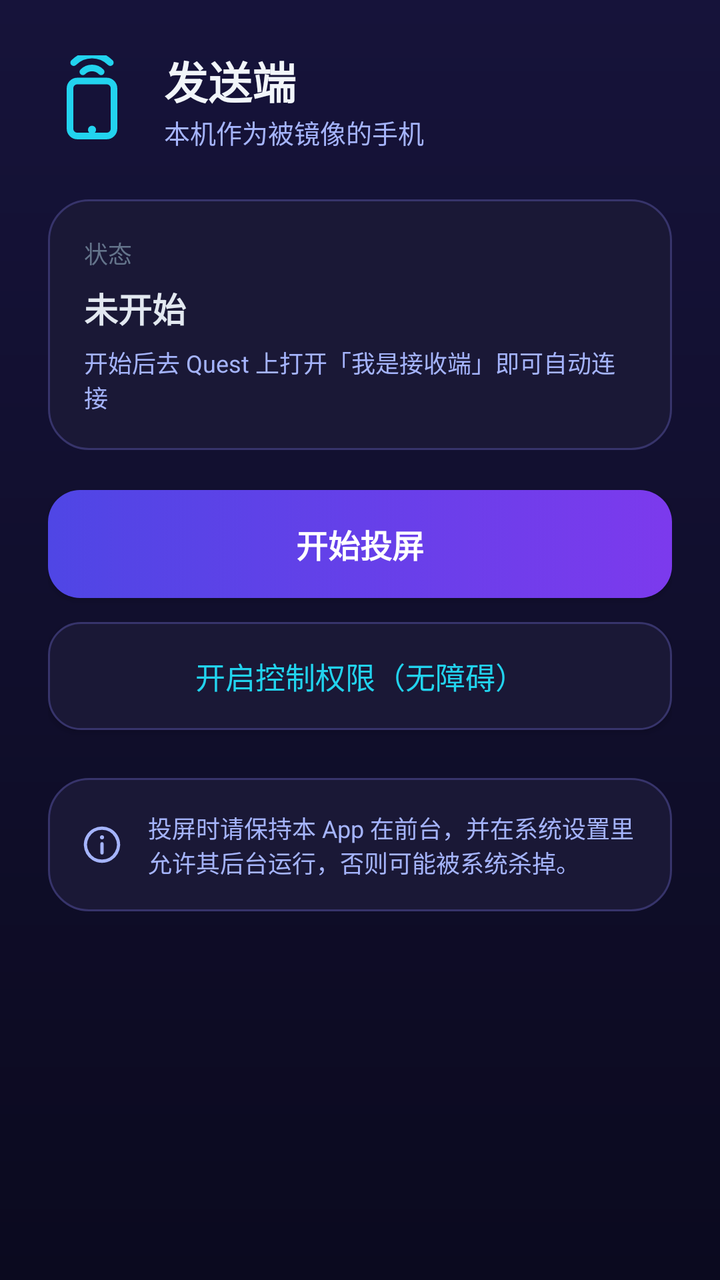
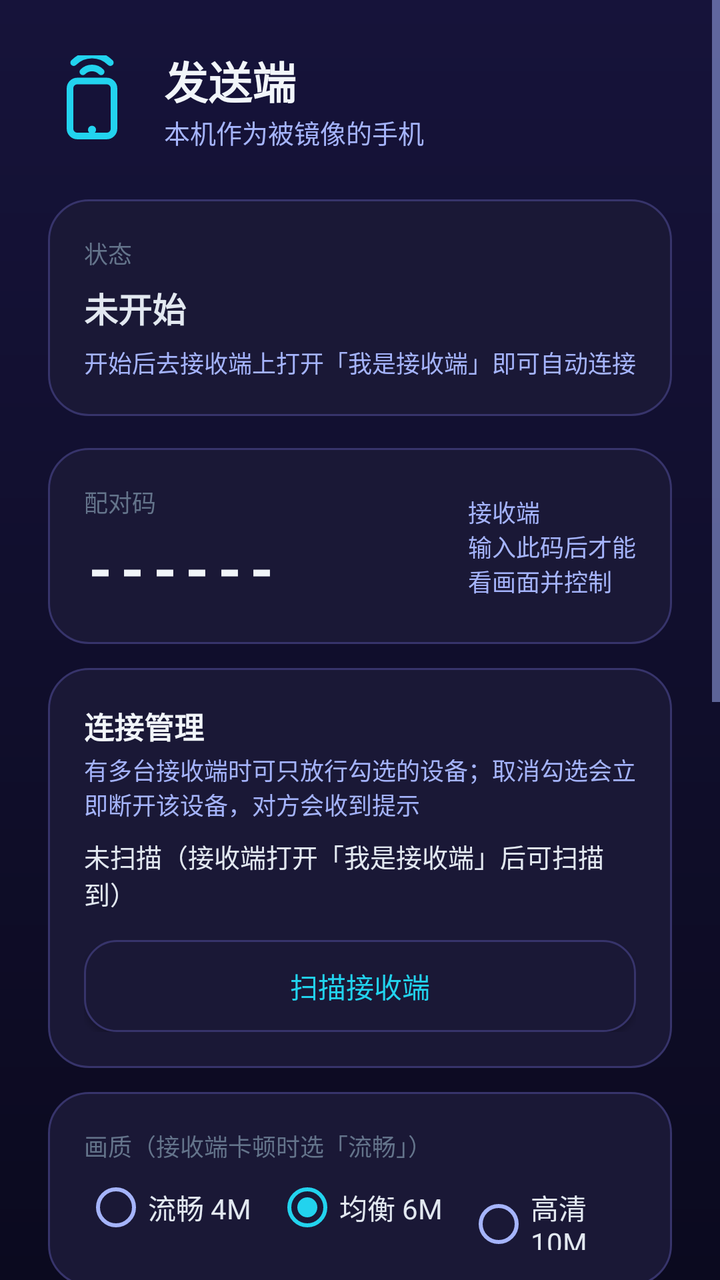

Before-and-after screenshots of an Android layout around one commit, followed by the original layout XML and the change that was made.
<!-- AndroidManifest.xml: application theme Theme.QPM -->
<!-- res/layout/activity_sender.xml -->
<?xml version="1.0" encoding="utf-8"?>
<LinearLayout xmlns:android="http://schemas.android.com/apk/res/android"
    android:layout_width="match_parent"
    android:layout_height="match_parent"
    android:background="@drawable/bg_screen"
    android:orientation="vertical"
    android:padding="24dp">

    <LinearLayout
        android:layout_width="match_parent"
        android:layout_height="wrap_content"
        android:gravity="center_vertical"
        android:orientation="horizontal">

        <ImageView
            android:layout_width="44dp"
            android:layout_height="44dp"
            android:contentDescription="发送端"
            android:src="@drawable/ic_cast" />

        <LinearLayout
            android:layout_width="match_parent"
            android:layout_height="wrap_content"
            android:layout_marginStart="14dp"
            android:orientation="vertical">

            <TextView
                android:layout_width="match_parent"
                android:layout_height="wrap_content"
                android:text="发送端"
                android:textColor="#F1F5F9"
                android:textSize="22sp"
                android:textStyle="bold" />

            <TextView
                android:layout_width="match_parent"
                android:layout_height="wrap_content"
                android:text="本机作为被镜像的手机"
                android:textColor="#A5B4FC"
                android:textSize="13sp" />
        </LinearLayout>
    </LinearLayout>

    <LinearLayout
        android:layout_width="match_parent"
        android:layout_height="wrap_content"
        android:layout_marginTop="24dp"
        android:background="@drawable/bg_card"
        android:orientation="vertical"
        android:padding="18dp">

        <TextView
            android:layout_width="match_parent"
            android:layout_height="wrap_content"
            android:text="状态"
            android:textColor="#64748B"
            android:textSize="12sp" />

        <TextView
            android:id="@+id/tvStatus"
            android:layout_width="match_parent"
            android:layout_height="wrap_content"
            android:layout_marginTop="6dp"
            android:text="未开始"
            android:textColor="#E2E8F0"
            android:textSize="17sp"
            android:textStyle="bold" />

        <TextView
            android:layout_width="match_parent"
            android:layout_height="wrap_content"
            android:layout_marginTop="6dp"
            android:text="开始后去 Quest 上打开「我是接收端」即可自动连接"
            android:textColor="#A5B4FC"
            android:textSize="12sp" />
    </LinearLayout>

    <Button
        android:id="@+id/btnStart"
        android:layout_width="match_parent"
        android:layout_height="54dp"
        android:layout_marginTop="20dp"
        android:background="@drawable/btn_primary"
        android:text="开始投屏"
        android:textColor="#FFFFFF"
        android:textSize="16sp"
        android:textStyle="bold" />

    <Button
        android:id="@+id/btnAccessibility"
        android:layout_width="match_parent"
        android:layout_height="54dp"
        android:layout_marginTop="12dp"
        android:background="@drawable/btn_secondary"
        android:text="开启控制权限（无障碍）"
        android:textColor="#22D3EE"
        android:textSize="15sp" />

    <LinearLayout
        android:layout_width="match_parent"
        android:layout_height="wrap_content"
        android:layout_marginTop="24dp"
        android:background="@drawable/bg_card"
        android:gravity="center_vertical"
        android:orientation="horizontal"
        android:padding="16dp">

        <ImageView
            android:layout_width="22dp"
            android:layout_height="22dp"
            android:contentDescription="提示"
            android:src="@drawable/ic_info" />

        <TextView
            android:layout_width="match_parent"
            android:layout_height="wrap_content"
            android:layout_marginStart="12dp"
            android:text="投屏时请保持本 App 在前台，并在系统设置里允许其后台运行，否则可能被系统杀掉。"
            android:textColor="#A5B4FC"
            android:textSize="12sp" />
    </LinearLayout>
</LinearLayout>
<!-- resources referenced by this layout -->
<resources>
  <!-- drawable bg_card (drawable) -->
  <?xml version="1.0" encoding="utf-8"?>
  <shape xmlns:android="http://schemas.android.com/apk/res/android"
      android:shape="rectangle">
      <solid android:color="@color/card" />
      <corners android:radius="20dp" />
      <stroke android:width="1dp" android:color="@color/card_stroke" />
  </shape>
  <!-- drawable bg_screen (drawable) -->
  <?xml version="1.0" encoding="utf-8"?>
  <shape xmlns:android="http://schemas.android.com/apk/res/android"
      android:shape="rectangle">
      <gradient
          android:angle="270"
          android:startColor="@color/bg_gradient_top"
          android:endColor="@color/bg"
          android:type="linear" />
  </shape>
  <!-- drawable btn_primary (drawable) -->
  <?xml version="1.0" encoding="utf-8"?>
  <selector xmlns:android="http://schemas.android.com/apk/res/android">
      <item android:state_pressed="true">
          <shape android:shape="rectangle">
              <gradient
                  android:angle="0"
                  android:startColor="#4338CA"
                  android:endColor="#6D28D9"
                  android:type="linear" />
              <corners android:radius="16dp" />
          </shape>
      </item>
      <item>
          <shape android:shape="rectangle">
              <gradient
                  android:angle="0"
                  android:startColor="@color/brand"
                  android:endColor="@color/violet"
                  android:type="linear" />
              <corners android:radius="16dp" />
          </shape>
      </item>
  </selector>
  <!-- drawable btn_secondary (drawable) -->
  <?xml version="1.0" encoding="utf-8"?>
  <selector xmlns:android="http://schemas.android.com/apk/res/android">
      <item android:state_pressed="true">
          <shape android:shape="rectangle">
              <solid android:color="#25224E" />
              <corners android:radius="16dp" />
              <stroke android:width="1dp" android:color="@color/cyan" />
          </shape>
      </item>
      <item>
          <shape android:shape="rectangle">
              <solid android:color="@color/card" />
              <corners android:radius="16dp" />
              <stroke android:width="1dp" android:color="@color/card_stroke" />
          </shape>
      </item>
  </selector>
  <!-- drawable ic_info (drawable) -->
  <?xml version="1.0" encoding="utf-8"?>
  <vector xmlns:android="http://schemas.android.com/apk/res/android"
      android:width="24dp"
      android:height="24dp"
      android:viewportWidth="24"
      android:viewportHeight="24">
      <path
          android:pathData="M12,3 A9,9 0 1 1 11.99,3 Z"
          android:strokeColor="#A5B4FC"
          android:strokeWidth="1.8"
          android:fillColor="@android:color/transparent" />
      <path
          android:pathData="M12,8 L12.01,8"
          android:strokeColor="#A5B4FC"
          android:strokeWidth="2.2"
          android:strokeLineCap="round" />
      <path
          android:pathData="M12,11.5 L12,16.5"
          android:strokeColor="#A5B4FC"
          android:strokeWidth="1.8"
          android:strokeLineCap="round" />
  </vector>
  <style name="Theme.QPM" parent="Theme.AppCompat.NoActionBar">
          <item name="colorPrimary">@color/brand</item>
          <item name="colorAccent">@color/cyan</item>
          <item name="android:windowBackground">@color/bg</item>
          <item name="android:statusBarColor">@color/bg</item>
          <item name="android:navigationBarColor">@color/bg</item>
          <item name="android:textColorPrimary">@color/text_primary</item>
          <item name="android:textColorSecondary">@color/text_dim</item>
          <item name="android:colorBackground">@color/bg</item>
      </style>
  <color name="card">#1A1836</color>
  <color name="card_stroke">#37346B</color>
  <color name="bg_gradient_top">#16133A</color>
  <color name="bg">#0B0A1F</color>
  <color name="brand">#4F46E5</color>
  <color name="violet">#7C3AED</color>
  <color name="cyan">#22D3EE</color>
  <color name="text_primary">#F1F5F9</color>
  <color name="text_dim">#A5B4FC</color>
  <!-- unchanged entries left out for length: 1 -->
</resources>

<!-- the commit's change to res/layout/activity_sender.xml (unified diff, before → after) -->
@@ -1,122 +1,345 @@
 <?xml version="1.0" encoding="utf-8"?>
-<LinearLayout xmlns:android="http://schemas.android.com/apk/res/android"
+<ScrollView xmlns:android="http://schemas.android.com/apk/res/android"
     android:layout_width="match_parent"
     android:layout_height="match_parent"
-    android:background="@drawable/bg_screen"
-    android:orientation="vertical"
-    android:padding="24dp">
+    android:background="@drawable/bg_screen">
 
     <LinearLayout
         android:layout_width="match_parent"
         android:layout_height="wrap_content"
-        android:gravity="center_vertical"
-        android:orientation="horizontal">
-
-        <ImageView
-            android:layout_width="44dp"
-            android:layout_height="44dp"
-            android:contentDescription="发送端"
-            android:src="@drawable/ic_cast" />
-
-        <LinearLayout
-            android:layout_width="match_parent"
-            android:layout_height="wrap_content"
-            android:layout_marginStart="14dp"
-            android:orientation="vertical">
-
-            <TextView
-                android:layout_width="match_parent"
-                android:layout_height="wrap_content"
-                android:text="发送端"
+        android:orientation="vertical"
+        android:padding="24dp">
+
+        <LinearLayout
+            android:layout_width="match_parent"
+            android:layout_height="wrap_content"
+            android:gravity="center_vertical"
+            android:orientation="horizontal">
+
+            <ImageView
+                android:layout_width="44dp"
+                android:layout_height="44dp"
+                android:contentDescription="发送端"
+                android:src="@drawable/ic_cast" />
+
+            <LinearLayout
+                android:layout_width="match_parent"
+                android:layout_height="wrap_content"
+                android:layout_marginStart="14dp"
+                android:orientation="vertical">
+
+                <TextView
+                    android:layout_width="match_parent"
+                    android:layout_height="wrap_content"
+                    android:text="发送端"
+                    android:textColor="#F1F5F9"
+                    android:textSize="22sp"
+                    android:textStyle="bold" />
+
+                <TextView
+                    android:layout_width="match_parent"
+                    android:layout_height="wrap_content"
+                    android:text="本机作为被镜像的手机"
+                    android:textColor="#A5B4FC"
+                    android:textSize="13sp" />
+            </LinearLayout>
+        </LinearLayout>
+
+        <LinearLayout
+            android:layout_width="match_parent"
+            android:layout_height="wrap_content"
+            android:layout_marginTop="24dp"
+            android:background="@drawable/bg_card"
+            android:orientation="vertical"
+            android:padding="18dp">
+
+            <TextView
+                android:layout_width="match_parent"
+                android:layout_height="wrap_content"
+                android:text="状态"
+                android:textColor="#64748B"
+                android:textSize="12sp" />
+
+            <TextView
+                android:id="@+id/tvStatus"
+                android:layout_width="match_parent"
+                android:layout_height="wrap_content"
+                android:layout_marginTop="6dp"
+                android:text="未开始"
+                android:textColor="#E2E8F0"
+                android:textSize="17sp"
+                android:textStyle="bold" />
+
+            <TextView
+                android:layout_width="match_parent"
+                android:layout_height="wrap_content"
+                android:layout_marginTop="6dp"
+                android:text="开始后去接收端上打开「我是接收端」即可自动连接"
+                android:textColor="#A5B4FC"
+                android:textSize="12sp" />
+        </LinearLayout>
+
+        <LinearLayout
+            android:layout_width="match_parent"
+            android:layout_height="wrap_content"
+            android:layout_marginTop="16dp"
+            android:background="@drawable/bg_card"
+            android:orientation="horizontal"
+            android:gravity="center_vertical"
+            android:padding="18dp">
+
+            <LinearLayout
+                android:layout_width="0dp"
+                android:layout_height="wrap_content"
+                android:layout_weight="1"
+                android:orientation="vertical">
+
+                <TextView
+                    android:layout_width="match_parent"
+                    android:layout_height="wrap_content"
+                    android:text="配对码"
+                    android:textColor="#64748B"
+                    android:textSize="12sp" />
+
+                <TextView
+                    android:id="@+id/tvPairCode"
+                    android:layout_width="match_parent"
+                    android:layout_height="wrap_content"
+                    android:layout_marginTop="4dp"
+                    android:text="------"
+                    android:textColor="#F1F5F9"
+                    android:textSize="30sp"
+                    android:textStyle="bold"
+                    android:letterSpacing="0.15" />
+            </LinearLayout>
+
+            <TextView
+                android:layout_width="wrap_content"
+                android:layout_height="wrap_content"
+                android:text="接收端\n输入此码后才能\n看画面并控制"
+                android:textColor="#A5B4FC"
+                android:textSize="12sp" />
+        </LinearLayout>
+
+        <LinearLayout
+            android:layout_width="match_parent"
+            android:layout_height="wrap_content"
+            android:layout_marginTop="12dp"
+            android:background="@drawable/bg_card"
+            android:orientation="vertical"
+            android:padding="18dp">
+
+            <TextView
+                android:layout_width="match_parent"
+                android:layout_height="wrap_content"
+                android:text="连接管理"
                 android:textColor="#F1F5F9"
-                android:textSize="22sp"
+                android:textSize="15sp"
                 android:textStyle="bold" />
 
             <TextView
                 android:layout_width="match_parent"
                 android:layout_height="wrap_content"
-                android:text="本机作为被镜像的手机"
-                android:textColor="#A5B4FC"
+                android:layout_marginTop="2dp"
+                android:text="有多台接收端时可只放行勾选的设备；取消勾选会立即断开该设备，对方会收到提示"
+                android:textColor="#A5B4FC"
+                android:textSize="12sp" />
+
+            <TextView
+                android:id="@+id/tvReceiverStatus"
+                android:layout_width="match_parent"
+                android:layout_height="wrap_content"
+                android:layout_marginTop="8dp"
+                android:text="未扫描（接收端打开「我是接收端」后可扫描到）"
+                android:textColor="#E2E8F0"
                 android:textSize="13sp" />
+
+            <LinearLayout
+                android:id="@+id/llReceivers"
+                android:layout_width="match_parent"
+                android:layout_height="wrap_content"
+                android:layout_marginTop="4dp"
+                android:orientation="vertical" />
+
+            <Button
+                android:id="@+id/btnScanReceivers"
+                android:layout_width="match_parent"
+                android:layout_height="46dp"
+                android:layout_marginTop="10dp"
+                android:background="@drawable/btn_secondary"
+                android:text="扫描接收端"
+                android:textColor="#22D3EE"
+                android:textSize="14sp" />
+        </LinearLayout>
+
+        <LinearLayout
+            android:layout_width="match_parent"
+            android:layout_height="wrap_content"
+            android:layout_marginTop="12dp"
+            android:background="@drawable/bg_card"
+            android:orientation="vertical"
+            android:padding="18dp">
+
+            <TextView
+                android:layout_width="match_parent"
+                android:layout_height="wrap_content"
+                android:text="画质（接收端卡顿时选「流畅」）"
+                android:textColor="#64748B"
+                android:textSize="12sp" />
+
+            <RadioGroup
+                android:id="@+id/rgQuality"
+                android:layout_width="match_parent"
+                android:layout_height="wrap_content"
+                android:layout_marginTop="6dp"
+                android:orientation="horizontal">
+
+                <RadioButton
+                    android:id="@+id/rbSmooth"
+                    android:layout_width="wrap_content"
+                    android:layout_height="wrap_content"
+                    android:text="流畅 4M"
+                    android:textColor="#E2E8F0"
+                    android:textSize="14sp" />
+
+                <RadioButton
+                    android:id="@+id/rbBalanced"
+                    android:layout_width="wrap_content"
+                    android:layout_height="wrap_content"
+                    android:layout_marginStart="12dp"
+                    android:checked="true"
+                    android:text="均衡 6M"
+                    android:textColor="#E2E8F0"
+                    android:textSize="14sp" />
+
+                <RadioButton
+                    android:id="@+id/rbHigh"
+                    android:layout_width="wrap_content"
+                    android:layout_height="wrap_content"
+                    android:layout_marginStart="12dp"
+                    android:text="高清 10M"
+                    android:textColor="#E2E8F0"
+                    android:textSize="14sp" />
+            </RadioGroup>
+        </LinearLayout>
+
+        <LinearLayout
+            android:layout_width="match_parent"
+            android:layout_height="wrap_content"
+            android:layout_marginTop="12dp"
+            android:background="@drawable/bg_card"
+            android:gravity="center_vertical"
+            android:orientation="horizontal"
+            android:padding="18dp">
+
+            <LinearLayout
+                android:layout_width="0dp"
+                android:layout_height="wrap_content"
+                android:layout_weight="1"
+                android:orientation="vertical">
+
+                <TextView
+                    android:layout_width="match_parent"
+                    android:layout_height="wrap_content"
+                    android:text="投屏期间防止自动息屏"
+                    android:textColor="#E2E8F0"
+                    android:textSize="15sp" />
+
+                <TextView
+                    android:layout_width="match_parent"
+                    android:layout_height="wrap_content"
+                    android:layout_marginTop="2dp"
+                    android:text="录屏在熄屏后会停，开启后投屏期间屏幕不会自动熄灭"
+                    android:textColor="#A5B4FC"
+                    android:textSize="12sp" />
+            </LinearLayout>
+
+            <Switch
+                android:id="@+id/swKeepAwake"
+                android:layout_width="wrap_content"
+                android:layout_height="wrap_content"
+                android:checked="true"
+                android:minWidth="0dp"
+                android:padding="0dp" />
+        </LinearLayout>
+
+        <LinearLayout
+            android:layout_width="match_parent"
+            android:layout_height="wrap_content"
+            android:layout_marginTop="12dp"
+            android:background="@drawable/bg_card"
+            android:orientation="vertical"
+            android:padding="18dp">
+
+            <TextView
+                android:layout_width="match_parent"
+                android:layout_height="wrap_content"
+                android:text="发送端文件访问"
+                android:textColor="#E2E8F0"
+                android:textSize="15sp" />
+
+            <TextView
+                android:layout_width="match_parent"
+                android:layout_height="wrap_content"
+                android:layout_marginTop="2dp"
+                android:text="接收端点「文件」浏览本机存储所需，仅限共享存储根目录；不授权则文件功能不可用"
+                android:textColor="#A5B4FC"
+                android:textSize="12sp" />
+
+            <Button
+                android:id="@+id/btnFilePerm"
+                android:layout_width="match_parent"
+                android:layout_height="46dp"
+                android:layout_marginTop="10dp"
+                android:background="@drawable/btn_secondary"
+                android:text="授予文件访问权限"
+                android:textColor="#22D3EE"
+                android:textSize="14sp" />
+        </LinearLayout>
+
+        <Button
+            android:id="@+id/btnStart"
+            android:layout_width="match_parent"
+            android:layout_height="54dp"
+            android:layout_marginTop="20dp"
+            android:background="@drawable/btn_primary"
+            android:text="开始投屏"
+            android:textColor="#FFFFFF"
+            android:textSize="16sp"
+            android:textStyle="bold" />
+
+        <Button
+            android:id="@+id/btnAccessibility"
+            android:layout_width="match_parent"
+            android:layout_height="54dp"
+            android:layout_marginTop="12dp"
+            android:background="@drawable/btn_secondary"
+            android:text="开启控制权限（无障碍）"
+            android:textColor="#22D3EE"
+            android:textSize="15sp" />
+
+        <LinearLayout
+            android:layout_width="match_parent"
+            android:layout_height="wrap_content"
+            android:layout_marginTop="24dp"
+            android:background="@drawable/bg_card"
+            android:gravity="center_vertical"
+            android:orientation="horizontal"
+            android:padding="16dp">
+
+            <ImageView
+                android:layout_width="22dp"
+                android:layout_height="22dp"
+                android:contentDescription="提示"
+                android:src="@drawable/ic_info" />
+
+            <TextView
+                android:layout_width="match_parent"
+                android:layout_height="wrap_content"
+                android:layout_marginStart="12dp"
+                android:text="投屏时请保持本 App 在前台，并在系统设置里允许其后台运行，否则可能被系统杀掉。"
+                android:textColor="#A5B4FC"
+                android:textSize="12sp" />
         </LinearLayout>
     </LinearLayout>
-
-    <LinearLayout
-        android:layout_width="match_parent"
-        android:layout_height="wrap_content"
-        android:layout_marginTop="24dp"
-        android:background="@drawable/bg_card"
-        android:orientation="vertical"
-        android:padding="18dp">
-
-        <TextView
-            android:layout_width="match_parent"
-            android:layout_height="wrap_content"
-            android:text="状态"
-            android:textColor="#64748B"
-            android:textSize="12sp" />
-
-        <TextView
-            android:id="@+id/tvStatus"
-            android:layout_width="match_parent"
-            android:layout_height="wrap_content"
-            android:layout_marginTop="6dp"
-            android:text="未开始"
-            android:textColor="#E2E8F0"
-            android:textSize="17sp"
-            android:textStyle="bold" />
-
-        <TextView
-            android:layout_width="match_parent"
-            android:layout_height="wrap_content"
-            android:layout_marginTop="6dp"
-            android:text="开始后去 Quest 上打开「我是接收端」即可自动连接"
-            android:textColor="#A5B4FC"
-            android:textSize="12sp" />
-    </LinearLayout>
-
-    <Button
-        android:id="@+id/btnStart"
-        android:layout_width="match_parent"
-        android:layout_height="54dp"
-        android:layout_marginTop="20dp"
-        android:background="@drawable/btn_primary"
-        android:text="开始投屏"
-        android:textColor="#FFFFFF"
-        android:textSize="16sp"
-        android:textStyle="bold" />
-
-    <Button
-        android:id="@+id/btnAccessibility"
-        android:layout_width="match_parent"
-        android:layout_height="54dp"
-        android:layout_marginTop="12dp"
-        android:background="@drawable/btn_secondary"
-        android:text="开启控制权限（无障碍）"
-        android:textColor="#22D3EE"
-        android:textSize="15sp" />
-
-    <LinearLayout
-        android:layout_width="match_parent"
-        android:layout_height="wrap_content"
-        android:layout_marginTop="24dp"
-        android:background="@drawable/bg_card"
-        android:gravity="center_vertical"
-        android:orientation="horizontal"
-        android:padding="16dp">
-
-        <ImageView
-            android:layout_width="22dp"
-            android:layout_height="22dp"
-            android:contentDescription="提示"
-            android:src="@drawable/ic_info" />
-
-        <TextView
-            android:layout_width="match_parent"
-            android:layout_height="wrap_content"
-            android:layout_marginStart="12dp"
-            android:text="投屏时请保持本 App 在前台，并在系统设置里允许其后台运行，否则可能被系统杀掉。"
-            android:textColor="#A5B4FC"
-            android:textSize="12sp" />
-    </LinearLayout>
-</LinearLayout>
+</ScrollView>
